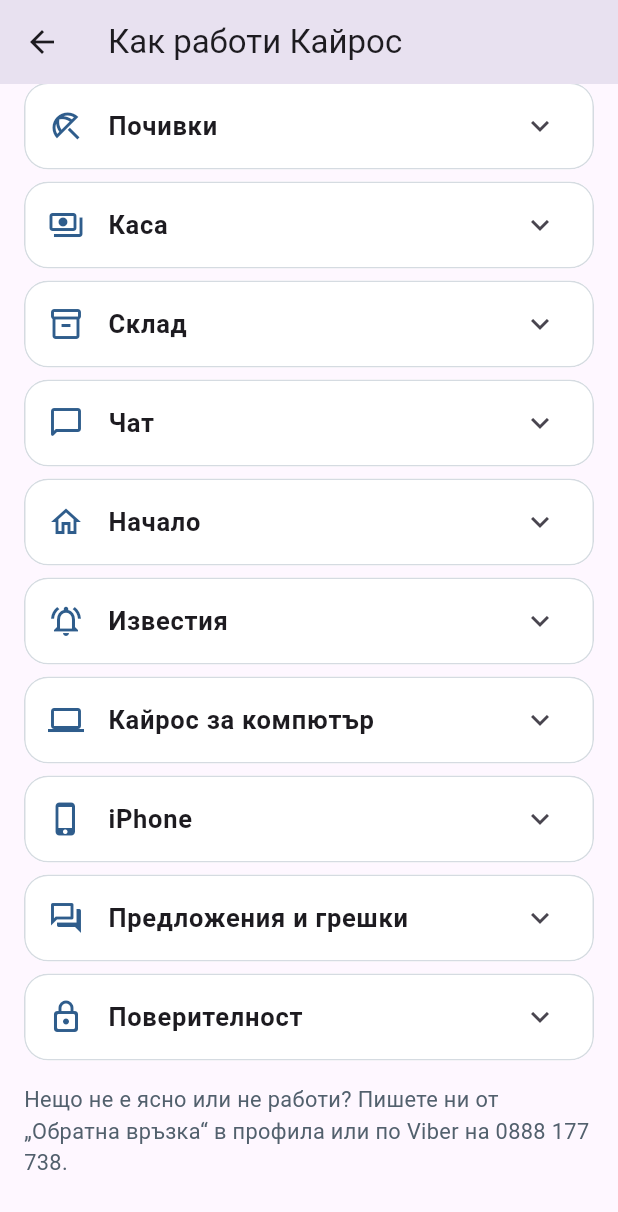
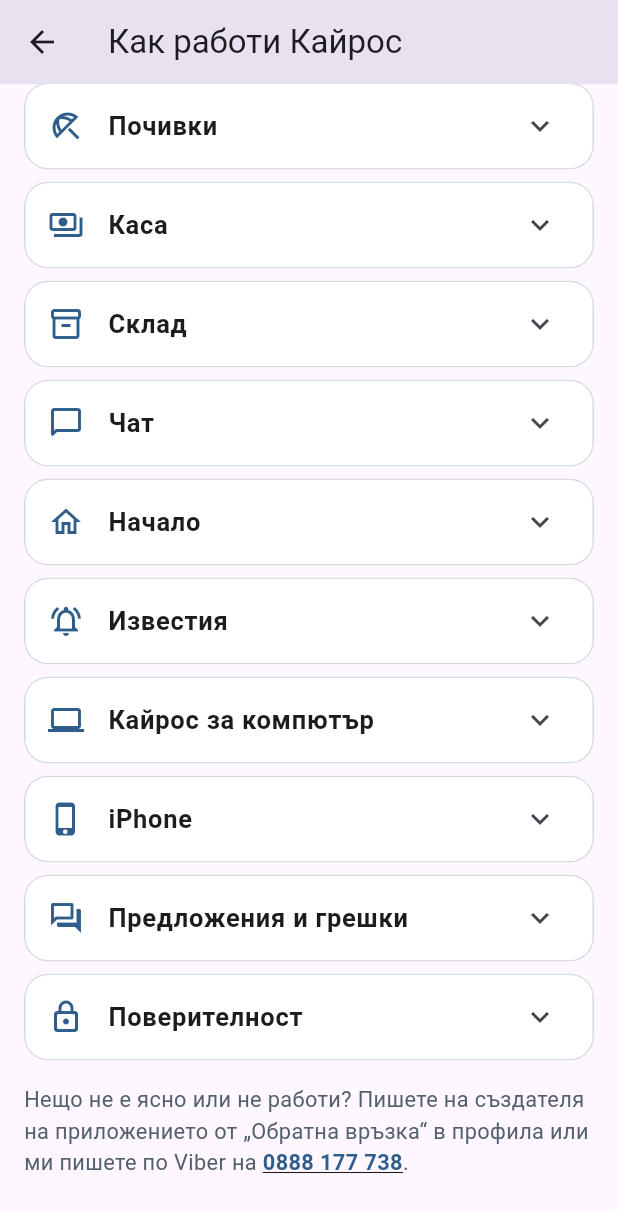
Before and after one commit to manuntdboy/svestenik, a Flutter app: the HelpScreen screen opened directly, scrolled down 465 dp, on a phone screen of 412 x 824 dp. Shown: the top 1212 px of the screen. Run offline on Flutter 3.47's test engine with Material 3 defaults, Android fonts, the phone set to English and light mode, and no system bars; our stand-ins replace firebase_core, firebase_messaging, flutter_local_notifications, image_picker, qr_flutter, shared_preferences and 3 more; missing offline and left inert: alarm, dart:js_interop, ota_update; accounts and stored records are empty.

Commit message:
„Как работи“: адресът на сайта и Viber номерът се натискат; текстът за обратната връзка е от мое име [аз]
Co-Authored-By: Claude Opus 5.5 <noreply@anthropic.com>
Claude-Session: https://claude.ai/code/session_01Twt4JnqSP7fSuDbvgYqTqp

```diff
--- a/lib/screens/help.dart
+++ b/lib/screens/help.dart
@@ -1,4 +1,6 @@
+import 'package:flutter/gestures.dart';
 import 'package:flutter/material.dart';
+import 'package:url_launcher/url_launcher.dart';
 
 import '../theme.dart';
 
@@ -72,14 +74,14 @@ class HelpScreen extends StatelessWidget {
     (Icons.phone_iphone_rounded, 'iPhone', [
       'Приложението е за Android. С iPhone работите през сайта: отворете manuntdboy.github.io/svestenik в Safari и влезте със същия профил. На телефона сайтът изглежда и работи като приложението.',
       'За да се отваря като приложение: в Safari натиснете „Сподели“ → „Добави към началния екран“. На екрана ще се появи иконката на Кайрос.',
-      'Известия през сайта засега няма – проверявайте „Начало“ и чата сами. Подготвяме известия и за iPhone.',
+      'Известия през сайта засега няма – проверявайте „Начало“ и чата сами. Подготвям известия и за iPhone.',
       'Напомнянията и алармата за събития работят само в приложението за Android – браузърът не може да звъни, когато е затворен.',
     ]),
     (Icons.forum_outlined, 'Предложения и грешки', [
-      'Кайрос се прави заедно с вас. Всяко предложение, въпрос или забелязана грешка ни помага – пишете смело, дори за дреболия.',
-      'В приложението: Профил → „Обратна връзка“. Можете да приложите и снимка на екрана.',
-      'По Viber: 0888 177 738 (Димитър Костадинов) – напишете какво сте правили, какво сте очаквали и какво се случи; снимка на екрана помага най-много.',
-      'Отговаряме и поправяме възможно най-бързо. Новата версия идва сама – приложението ви казва, когато е готова.',
+      'Кайрос се прави заедно с вас. Всяко предложение, въпрос или забелязана грешка ми помага – пишете ми смело, дори за дреболия.',
+      'В приложението: Профил → „Обратна връзка“ – съобщението стига направо до мен. Можете да приложите и снимка на екрана.',
+      'По Viber: 0888 177 738 – Димитър Костадинов, създателят на Кайрос. Напишете ми какво сте правили, какво сте очаквали и какво се случи; снимка на екрана помага най-много.',
+      'Отговарям и поправям възможно най-бързо. Новата версия идва сама – приложението ви казва, когато е готова.',
     ]),
     (Icons.lock_outline_rounded, 'Поверителност', [
       'Виждате само храмовете, в които сте одобрени. Касата и складът – само ако сте председател или касиер.',
@@ -125,7 +127,7 @@ class HelpScreen extends StatelessWidget {
                                   height: 6,
                                   decoration: BoxDecoration(color: p.primary, shape: BoxShape.circle)),
                             ),
-                            Expanded(child: Text(l, style: const TextStyle(fontSize: 15.5, height: 1.4))),
+                            Expanded(child: _Linked(l, style: const TextStyle(fontSize: 15.5, height: 1.4))),
                           ]),
                         ),
                     ],
@@ -133,7 +135,7 @@ class HelpScreen extends StatelessWidget {
                 ),
               ),
             const SizedBox(height: 8),
-            Text('Нещо не е ясно или не работи? Пишете ни от „Обратна връзка“ в профила или по Viber на 0888 177 738.',
+            _Linked('Нещо не е ясно или не работи? Пишете на създателя на приложението от „Обратна връзка“ в профила или ми пишете по Viber на 0888 177 738.',
                 style: TextStyle(fontSize: 14.5, color: p.textMuted)),
           ]),
         ),
@@ -141,3 +143,67 @@ class HelpScreen extends StatelessWidget {
     );
   }
 }
+
+
+/// Текст, в който адресът на сайта и Viber номерът се натискат.
+class _Linked extends StatefulWidget {
+  final String text;
+  final TextStyle style;
+  const _Linked(this.text, {required this.style});
+
+  @override
+  State<_Linked> createState() => _LinkedState();
+}
+
+class _LinkedState extends State<_Linked> {
+  static const _site = 'manuntdboy.github.io/svestenik';
+  static const _viber = '0888 177 738';
+  final _taps = <TapGestureRecognizer>[];
+
+  @override
+  void dispose() {
+    for (final t in _taps) {
+      t.dispose();
+    }
+    super.dispose();
+  }
+
+  Future<void> _open(Uri uri) async {
+    try {
+      await launchUrl(uri, mode: LaunchMode.externalApplication);
+    } catch (_) {}
+  }
+
+  @override
+  Widget build(BuildContext context) {
+    for (final t in _taps) {
+      t.dispose();
+    }
+    _taps.clear();
+    final p = Palette.of(context);
+    final link = widget.style.copyWith(
+        color: p.primary, fontWeight: FontWeight.w700, decoration: TextDecoration.underline);
+    final spans = <InlineSpan>[];
+    var rest = widget.text;
+    while (rest.isNotEmpty) {
+      final a = rest.indexOf(_site);
+      final b = rest.indexOf(_viber);
+      final i = [a, b].where((x) => x >= 0).fold<int>(-1, (m, x) => m < 0 || x < m ? x : m);
+      if (i < 0) {
+        spans.add(TextSpan(text: rest));
+        break;
+      }
+      if (i > 0) spans.add(TextSpan(text: rest.substring(0, i)));
+      final isSite = i == a;
+      final word = isSite ? _site : _viber;
+      final tap = TapGestureRecognizer()
+        ..onTap = () => _open(isSite
+            ? Uri.parse('https://$_site/')
+            : Uri.parse('viber://chat?number=%2B359888177738'));
+      _taps.add(tap);
+      spans.add(TextSpan(text: word, style: link, recognizer: tap));
+      rest = rest.substring(i + word.length);
+    }
+    return Text.rich(TextSpan(style: widget.style, children: spans));
+  }
+}
```
